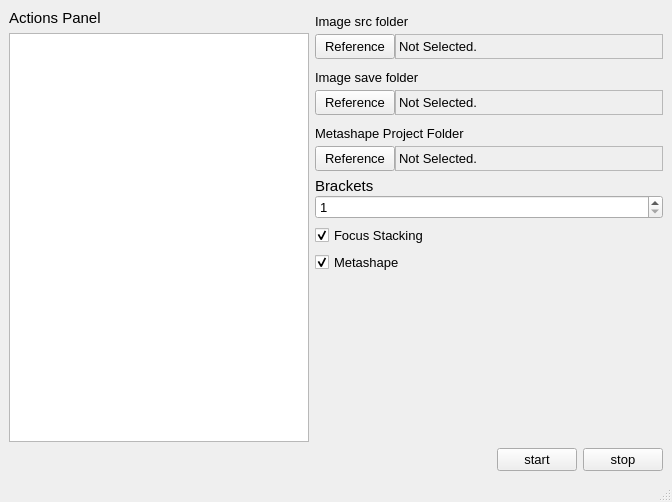
Qt form MainWindow.ui (InteractiveGraphicsLab/StackShot3XAutoShooter) before a commit.
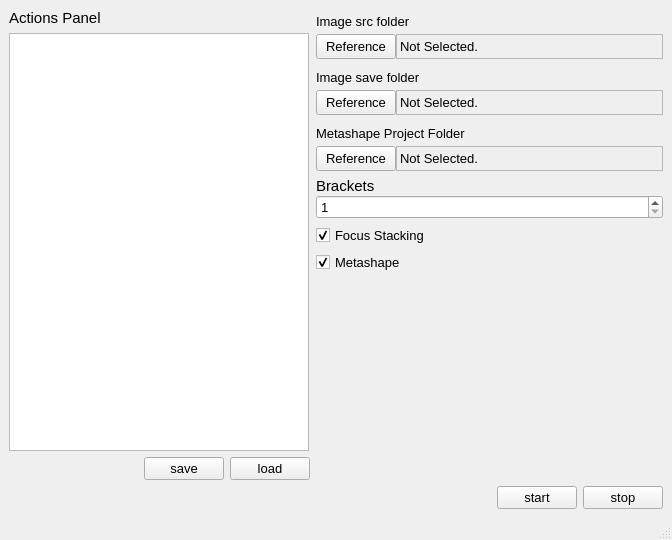
The same form after that commit.

Commit message: update gui - enable save/load action

What changed in the file:
```diff
--- a/MainWindow.ui
+++ b/MainWindow.ui
@@ -7,7 +7,7 @@
     <x>0</x>
     <y>0</y>
     <width>672</width>
-    <height>502</height>
+    <height>540</height>
    </rect>
   </property>
   <property name="font">
@@ -19,11 +19,11 @@
    <string>MainWindow</string>
   </property>
   <widget class="QWidget" name="centralwidget">
-   <layout class="QGridLayout" name="gridLayout">
-    <item row="0" column="0">
+   <layout class="QHBoxLayout" name="horizontalLayout_7">
+    <item>
      <layout class="QVBoxLayout" name="verticalLayout_7">
       <item>
-       <layout class="QHBoxLayout" name="horizontalLayout_5">
+       <layout class="QHBoxLayout" name="horizontalLayout_6">
         <item>
          <layout class="QVBoxLayout" name="verticalLayout">
           <item>
@@ -69,6 +69,71 @@
             </property>
            </widget>
           </item>
+          <item>
+           <layout class="QHBoxLayout" name="horizontalLayout_5">
+            <property name="spacing">
+             <number>0</number>
+            </property>
+            <item>
+             <spacer name="horizontalSpacer_2">
+              <property name="orientation">
+               <enum>Qt::Horizontal</enum>
+              </property>
+              <property name="sizeType">
+               <enum>QSizePolicy::Fixed</enum>
+              </property>
+              <property name="sizeHint" stdset="0">
+               <size>
+                <width>135</width>
+                <height>20</height>
+               </size>
+              </property>
+             </spacer>
+            </item>
+            <item>
+             <widget class="QPushButton" name="saveActionButton">
+              <property name="maximumSize">
+               <size>
+                <width>80</width>
+                <height>16777215</height>
+               </size>
+              </property>
+              <property name="text">
+               <string>save</string>
+              </property>
+             </widget>
+            </item>
+            <item>
+             <spacer name="horizontalSpacer_3">
+              <property name="orientation">
+               <enum>Qt::Horizontal</enum>
+              </property>
+              <property name="sizeType">
+               <enum>QSizePolicy::Fixed</enum>
+              </property>
+              <property name="sizeHint" stdset="0">
+               <size>
+                <width>6</width>
+                <height>20</height>
+               </size>
+              </property>
+             </spacer>
+            </item>
+            <item>
+             <widget class="QPushButton" name="loadActionButton">
+              <property name="maximumSize">
+               <size>
+                <width>80</width>
+                <height>16777215</height>
+               </size>
+              </property>
+              <property name="text">
+               <string>load</string>
+              </property>
+             </widget>
+            </item>
+           </layout>
+          </item>
          </layout>
         </item>
         <item>
@@ -438,6 +503,9 @@
       </item>
       <item>
        <layout class="QHBoxLayout" name="horizontalLayout_4">
+        <property name="spacing">
+         <number>0</number>
+        </property>
         <item>
          <spacer name="horizontalSpacer">
           <property name="orientation">
@@ -470,6 +538,22 @@
           </property>
          </widget>
         </item>
+        <item>
+         <spacer name="horizontalSpacer_4">
+          <property name="orientation">
+           <enum>Qt::Horizontal</enum>
+          </property>
+          <property name="sizeType">
+           <enum>QSizePolicy::Fixed</enum>
+          </property>
+          <property name="sizeHint" stdset="0">
+           <size>
+            <width>6</width>
+            <height>20</height>
+           </size>
+          </property>
+         </spacer>
+        </item>
         <item>
          <widget class="QPushButton" name="stopButton">
           <property name="minimumSize">
```
Left out of the diff: 4 changed lines with no effect on the pictures. The commit also changes 1 other file.
